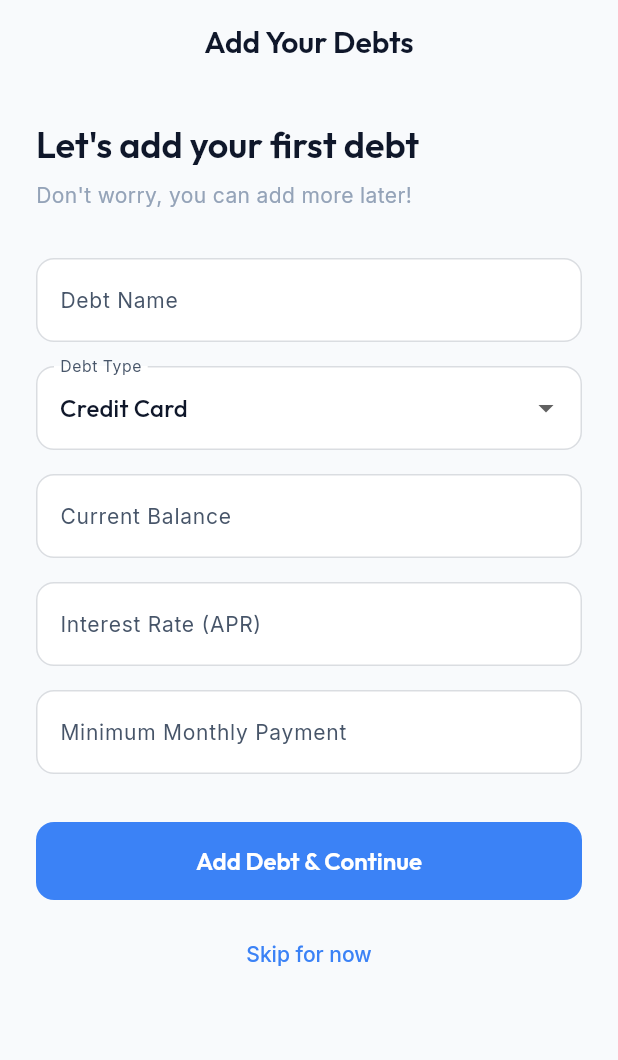
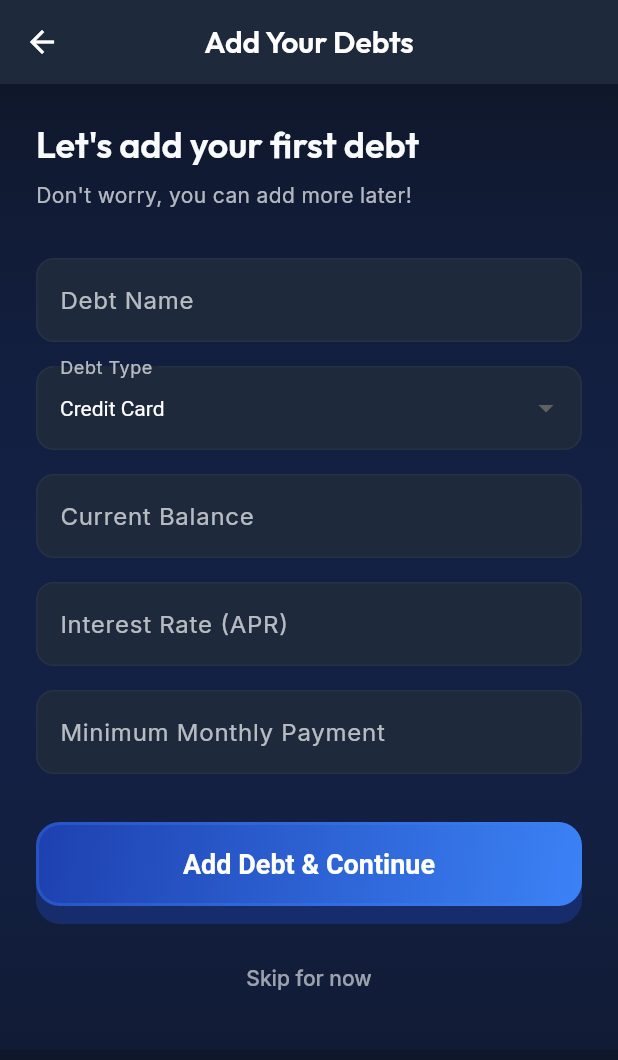
Before and after one commit to fakhrihabb/undebt, a Flutter app: the DebtInputScreen screen opened by its route, on a phone screen of 412 x 824 dp. Shown: the top 1060 px of the screen. Run offline on Flutter 3.47's test engine with Material 3 defaults, Android fonts, the phone set to English and light mode, and no system bars; our stand-ins replace flutter_animate, flutter_dotenv, go_router, google_fonts, hive, hive_flutter and 1 more; accounts and stored records are empty.

Commit message:
feat: dark theme consistency, 3D effects, and improved UX

```diff
--- /dev/null
+++ b/lib/core/widgets/button_3d.dart
@@ -0,0 +1,141 @@
+import 'package:flutter/material.dart';
+
+/// 3D Button with shadow effect like Duolingo
+class Button3D extends StatefulWidget {
+  final Widget child;
+  final VoidCallback onPressed;
+  final Gradient? gradient;
+  final Color? backgroundColor;
+  final double borderRadius;
+  final EdgeInsetsGeometry? padding;
+  final double depth;
+
+  const Button3D({
+    super.key,
+    required this.child,
+    required this.onPressed,
+    this.gradient,
+    this.backgroundColor,
+    this.borderRadius = 16,
+    this.padding,
+    this.depth = 6,
+  });
+
+  @override
+  State<Button3D> createState() => _Button3DState();
+}
+
+class _Button3DState extends State<Button3D> {
+  bool _isPressed = false;
+
+  @override
+  Widget build(BuildContext context) {
+    final effectiveDepth = _isPressed ? 0.0 : widget.depth;
+
+    return GestureDetector(
+      onTapDown: (_) => setState(() => _isPressed = true),
+      onTapUp: (_) {
+        setState(() => _isPressed = false);
+        widget.onPressed();
+      },
+      onTapCancel: () => setState(() => _isPressed = false),
+      child: AnimatedContainer(
+        duration: const Duration(milliseconds: 100),
+        transform: Matrix4.translationValues(0, _isPressed ? widget.depth : 0, 0),
+        child: Stack(
+          children: [
+            // Shadow/Bottom layer
+            Container(
+              margin: EdgeInsets.only(top: effectiveDepth),
+              decoration: BoxDecoration(
+                color: widget.gradient != null
+                    ? widget.gradient!.colors.first.withValues(alpha: 0.4)
+                    : (widget.backgroundColor ?? Colors.blue).withValues(alpha: 0.4),
+                borderRadius: BorderRadius.circular(widget.borderRadius),
+              ),
+              height: 56 + effectiveDepth,
+            ),
+            // Top layer (button)
+            Container(
+              height: 56,
+              decoration: BoxDecoration(
+                gradient: widget.gradient,
+                color: widget.backgroundColor,
+                borderRadius: BorderRadius.circular(widget.borderRadius),
+                border: Border.all(
+                  color: widget.gradient != null
+                      ? widget.gradient!.colors.last.withValues(alpha: 0.3)
+                      : Colors.white.withValues(alpha: 0.2),
+                  width: 2,
+                ),
+              ),
+              child: Center(
+                child: DefaultTextStyle(
+                  style: const TextStyle(
+                    color: Colors.white,
+                    fontSize: 18,
+                    fontWeight: FontWeight.bold,
+                  ),
+                  child: widget.child,
+                ),
+              ),
+            ),
+          ],
+        ),
+      ),
+    );
+  }
+}
+
+/// 3D Card with depth effect
+class Card3D extends StatelessWidget {
+  final Widget child;
+  final EdgeInsetsGeometry? padding;
+  final double borderRadius;
+  final Color? backgroundColor;
+  final double depth;
+
+  const Card3D({
+    super.key,
+    required this.child,
+    this.padding,
+    this.borderRadius = 20,
+    this.backgroundColor,
+    this.depth = 4,
+  });
+
+  @override
+  Widget build(BuildContext context) {
+    final isDark = Theme.of(context).brightness == Brightness.dark;
+    final bgColor = backgroundColor ??
+        (isDark ? const Color(0xFF2D3748) : Colors.white);
+
+    return Stack(
+      children: [
+        // Shadow layer
+        Container(
+          margin: EdgeInsets.only(top: depth),
+          decoration: BoxDecoration(
+            color: bgColor.withValues(alpha: 0.3),
+            borderRadius: BorderRadius.circular(borderRadius),
+          ),
+        ),
+        // Main card
+        Container(
+          padding: padding ?? const EdgeInsets.all(16),
+          decoration: BoxDecoration(
+            color: bgColor,
+            borderRadius: BorderRadius.circular(borderRadius),
+            border: Border.all(
+              color: isDark
+                  ? Colors.white.withValues(alpha: 0.1)
+                  : Colors.black.withValues(alpha: 0.05),
+              width: 2,
+            ),
+          ),
+          child: child,
+        ),
+      ],
+    );
+  }
+}
--- a/lib/features/onboarding/screens/debt_input_screen.dart
+++ b/lib/features/onboarding/screens/debt_input_screen.dart
@@ -1,8 +1,9 @@
 import 'package:flutter/material.dart';
 import 'package:go_router/go_router.dart';
 import 'package:undebt/core/constants/app_colors.dart';
+import 'package:undebt/core/widgets/button_3d.dart';
 
-/// Debt input screen - add debts during onboarding
+/// Debt input screen - add debts during onboarding with dark theme
 class DebtInputScreen extends StatefulWidget {
   const DebtInputScreen({super.key});
 
@@ -40,10 +41,27 @@ class _DebtInputScreenState extends State<DebtInputScreen> {
   @override
   Widget build(BuildContext context) {
     return Scaffold(
+      backgroundColor: AppColors.backgroundDark,
       appBar: AppBar(
-        title: const Text('Add Your Debts'),
+        backgroundColor: AppColors.surfaceDark,
+        title: const Text('Add Your Debts', style: TextStyle(color: Colors.white)),
+        leading: IconButton(
+          icon: const Icon(Icons.arrow_back, color: Colors.white),
+          onPressed: () => context.pop(),
         ),
-      body: SafeArea(
+      ),
+      body: Container(
+        decoration: BoxDecoration(
+          gradient: LinearGradient(
+            colors: [
+              AppColors.backgroundDark,
+              AppColors.primaryBlue.withValues(alpha: 0.1),
+            ],
+            begin: Alignment.topCenter,
+            end: Alignment.bottomCenter,
+          ),
+        ),
+        child: SafeArea(
           child: SingleChildScrollView(
             padding: const EdgeInsets.all(24),
             child: Form(
@@ -53,13 +71,15 @@ class _DebtInputScreenState extends State<DebtInputScreen> {
                 children: [
                   Text(
                     'Let\'s add your first debt',
-                  style: Theme.of(context).textTheme.headlineSmall,
+                    style: Theme.of(context).textTheme.headlineSmall?.copyWith(
+                      color: AppColors.textOnDark,
+                    ),
                   ),
                   const SizedBox(height: 8),
                   Text(
                     'Don\'t worry, you can add more later!',
                     style: Theme.of(context).textTheme.bodyMedium?.copyWith(
-                    color: AppColors.textMuted,
+                      color: AppColors.textOnDark.withValues(alpha: 0.7),
                     ),
                   ),
                   const SizedBox(height: 32),
@@ -67,9 +87,14 @@ class _DebtInputScreenState extends State<DebtInputScreen> {
                   // Debt Name
                   TextFormField(
                     controller: _nameController,
-                  decoration: const InputDecoration(
+                    style: const TextStyle(color: Colors.white),
+                    decoration: InputDecoration(
                       labelText: 'Debt Name',
+                      labelStyle: TextStyle(color: AppColors.textOnDark.withValues(alpha: 0.7)),
                       hintText: 'e.g., Chase Credit Card',
+                      hintStyle: TextStyle(color: AppColors.textOnDark.withValues(alpha: 0.5)),
+                      filled: true,
+                      fillColor: AppColors.surfaceDark,
                     ),
                     validator: (value) {
                       if (value == null || value.isEmpty) {
@@ -83,8 +108,13 @@ class _DebtInputScreenState extends State<DebtInputScreen> {
                   // Debt Type
                   DropdownButtonFormField<String>(
                     value: _selectedType,
-                  decoration: const InputDecoration(
+                    style: const TextStyle(color: Colors.white),
+                    dropdownColor: AppColors.surfaceDark,
+                    decoration: InputDecoration(
                       labelText: 'Debt Type',
+                      labelStyle: TextStyle(color: AppColors.textOnDark.withValues(alpha: 0.7)),
+                      filled: true,
+                      fillColor: AppColors.surfaceDark,
                     ),
                     items: const [
                       DropdownMenuItem(value: 'Credit Card', child: Text('Credit Card')),
@@ -106,9 +136,14 @@ class _DebtInputScreenState extends State<DebtInputScreen> {
                   // Current Balance
                   TextFormField(
                     controller: _balanceController,
-                  decoration: const InputDecoration(
+                    style: const TextStyle(color: Colors.white),
+                    decoration: InputDecoration(
                       labelText: 'Current Balance',
+                      labelStyle: TextStyle(color: AppColors.textOnDark.withValues(alpha: 0.7)),
                       prefixText: '\$',
+                      prefixStyle: const TextStyle(color: Colors.white),
+                      filled: true,
+                      fillColor: AppColors.surfaceDark,
                     ),
                     keyboardType: TextInputType.number,
                     validator: (value) {
@@ -126,9 +161,14 @@ class _DebtInputScreenState extends State<DebtInputScreen> {
                   // APR
                   TextFormField(
                     controller: _aprController,
-                  decoration: const InputDecoration(
+                    style: const TextStyle(color: Colors.white),
+                    decoration: InputDecoration(
                       labelText: 'Interest Rate (APR)',
+                      labelStyle: TextStyle(color: AppColors.textOnDark.withValues(alpha: 0.7)),
                       suffixText: '%',
+                      suffixStyle: const TextStyle(color: Colors.white),
+                      filled: true,
+                      fillColor: AppColors.surfaceDark,
                     ),
                     keyboardType: TextInputType.number,
                     validator: (value) {
@@ -147,9 +187,14 @@ class _DebtInputScreenState extends State<DebtInputScreen> {
                   // Minimum Payment
                   TextFormField(
                     controller: _minimumPaymentController,
-                  decoration: const InputDecoration(
+                    style: const TextStyle(color: Colors.white),
+                    decoration: InputDecoration(
                       labelText: 'Minimum Monthly Payment',
+                      labelStyle: TextStyle(color: AppColors.textOnDark.withValues(alpha: 0.7)),
                       prefixText: '\$',
+                      prefixStyle: const TextStyle(color: Colors.white),
+                      filled: true,
+                      fillColor: AppColors.surfaceDark,
                     ),
                     keyboardType: TextInputType.number,
                     validator: (value) {
@@ -164,12 +209,10 @@ class _DebtInputScreenState extends State<DebtInputScreen> {
                   ),
                   const SizedBox(height: 32),
 
-                // Save Button
-                ElevatedButton(
+                  // Save Button with 3D effect
+                  Button3D(
                     onPressed: _saveDebt,
-                  style: ElevatedButton.styleFrom(
-                    padding: const EdgeInsets.symmetric(vertical: 16),
-                  ),
+                    gradient: AppColors.primaryGradient,
                     child: const Text('Add Debt & Continue'),
                   ),
                   const SizedBox(height: 12),
@@ -177,9 +220,15 @@ class _DebtInputScreenState extends State<DebtInputScreen> {
                   // Skip Button
                   TextButton(
                     onPressed: () => context.go('/dashboard'),
-                  child: const Text('Skip for now'),
+                    child: Text(
+                      'Skip for now',
+                      style: TextStyle(
+                        color: AppColors.textOnDark.withValues(alpha: 0.6),
+                      ),
+                    ),
                   ),
                 ],
+              ),
             ),
           ),
         ),
```
Also changed, not shown: lib/features/onboarding/screens/method_quiz_screen.dart (+60 -22 lines), lib/features/onboarding/screens/welcome_screen.dart (+25 -19 lines). Lines whose indentation alone changed are shown as unchanged.
